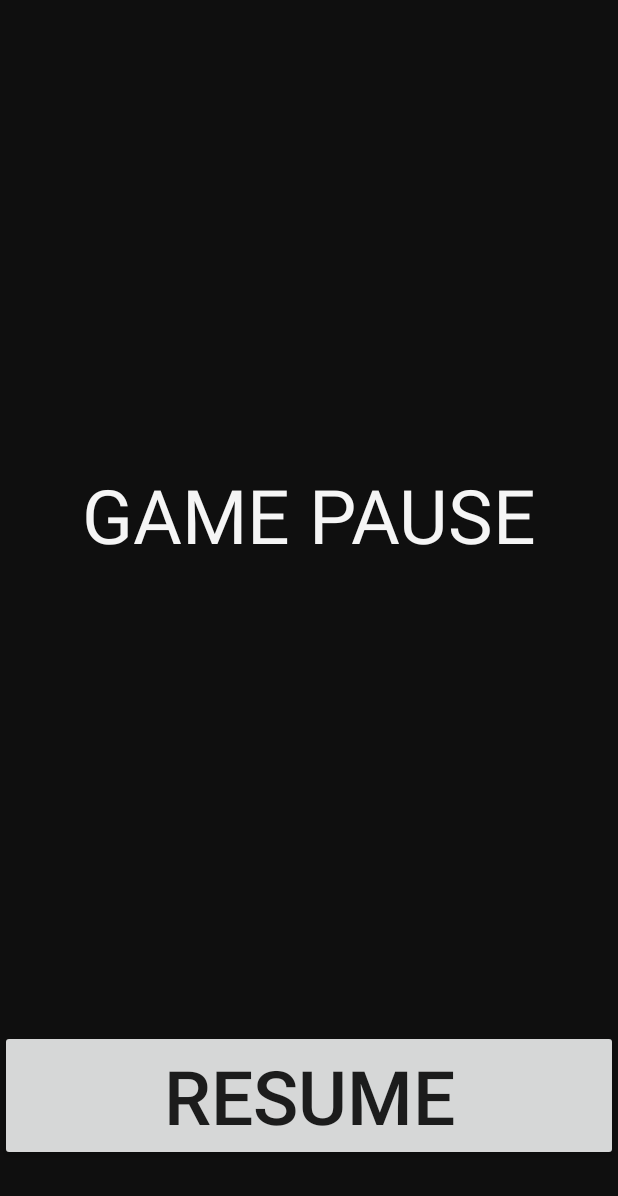
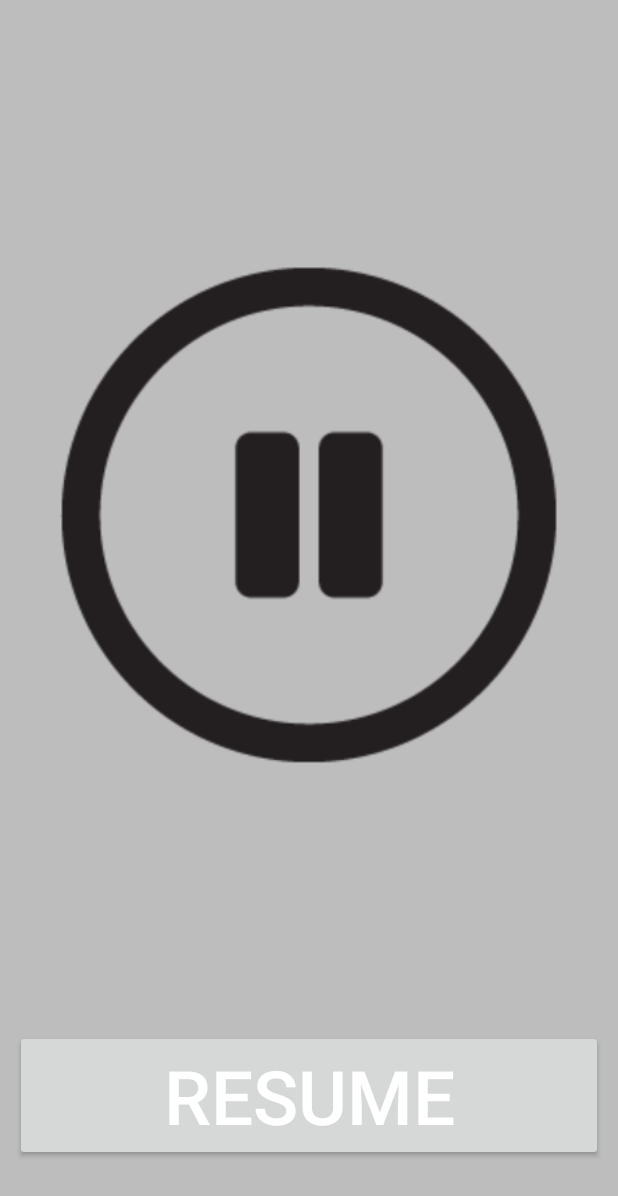
Before and after one commit to lightblue502/PartLinkClient, an Android app: the fragment PauseFragment shown on its own in the app's theme, on a phone screen of 412 x 824 dp. Shown: the top 1196 px of the screen. Run offline under Robolectric (Android 15) with nearby library versions, the phone set to English and light mode, and no system bars; plain views replace FButton.

Commit message:
[UPDATE] UI Pause ,result score and end game

```diff
--- a/app/src/main/res/layout/activity_qa.xml
+++ b/app/src/main/res/layout/activity_qa.xml
@@ -1,11 +1,10 @@
 <?xml version="1.0" encoding="utf-8"?>
-<LinearLayout xmlns:android="http://schemas.android.com/apk/res/android"
+<RelativeLayout xmlns:android="http://schemas.android.com/apk/res/android"
     xmlns:fbutton="http://schemas.android.com/apk/res-auto"
     xmlns:tools="http://schemas.android.com/tools"
     android:layout_width="match_parent"
     android:layout_height="match_parent"
     android:orientation="vertical"
-
     android:weightSum="3"
     android:id="@+id/pause_container"
     tools:context="cnr.partlinkclient.QAActivity">
@@ -16,4 +15,4 @@
         android:layout_height="match_parent" />
 
 
-</LinearLayout>
+</RelativeLayout>
--- a/app/src/main/res/layout/fragment_pause.xml
+++ b/app/src/main/res/layout/fragment_pause.xml
@@ -5,28 +5,36 @@
     xmlns:tools="http://schemas.android.com/tools"
     android:layout_width="match_parent"
     android:layout_height="match_parent"
-    android:background="#f0000000"
+    android:background="#7f7f7f7f"
     android:orientation="vertical"
     android:weightSum="6"
     tools:context="cnr.partlinkclient.PauseFragment">
 
 
 
-    <RelativeLayout
+    <LinearLayout
         android:layout_width="match_parent"
         android:layout_height="match_parent"
+        android:gravity="center"
+
         android:layout_weight="1">
 
-        <TextView
-            android:text="GAME PAUSE"
-            android:textColor="@color/primary_material_light"
-            android:gravity="center"
-            android:textSize="50dp"
+        <!--<TextView-->
+            <!--android:text="GAME PAUSE"-->
+            <!--android:textColor="@color/primary_material_light"-->
+            <!--android:gravity="center"-->
+            <!--android:textSize="50dp"-->
+            <!--android:layout_width="match_parent"-->
+            <!--android:layout_height="match_parent" />-->
+        <ImageView
             android:layout_width="match_parent"
-            android:layout_height="match_parent" />
+            android:layout_height="match_parent"
+            android:src="@drawable/pause"
+            android:padding="40dp"
+            android:layout_above="@+id/linearLayout3" />
 
 
-    </RelativeLayout>
+    </LinearLayout>
     <RelativeLayout
         android:layout_width="match_parent"
         android:layout_height="match_parent"
@@ -36,14 +44,18 @@
             android:text="RESUME"
             android:id="@+id/resumeBtn"
             android:onClick="resumeToGame"
+            android:textColor="@color/primary_text_default_material_dark"
             android:layout_width="match_parent"
             android:layout_height="wrap_content"
             android:layout_weight="1"
-            fbutton:buttonColor="@color/fbutton_color_peter_river"
-            fbutton:shadowColor="@color/fbutton_color_belize_hole"
-            fbutton:cornerRadius="10dp"
+            android:layout_marginLeft="10dp"
+            android:layout_marginRight="10dp"
+            android:layout_marginBottom="10dp"
+            fbutton:buttonColor="#000"
+            fbutton:shadowColor="#888"
+            fbutton:cornerRadius="15dp"
             fbutton:shadowEnabled="true"
-            fbutton:shadowHeight="20dp"
+            fbutton:shadowHeight="10dp"
             android:textSize="50dp"
             />
     </RelativeLayout>
--- a/app/src/main/res/layout/standby.xml
+++ b/app/src/main/res/layout/standby.xml
@@ -1,5 +1,5 @@
 <?xml version="1.0" encoding="utf-8"?>
-<LinearLayout xmlns:android="http://schemas.android.com/apk/res/android"
+<RelativeLayout xmlns:android="http://schemas.android.com/apk/res/android"
     android:orientation="vertical" android:layout_width="match_parent"
     android:layout_height="match_parent">
 
@@ -11,4 +11,4 @@
         android:gravity="center"
         android:textSize="60dp"
         android:id="@+id/textView2" />
-</LinearLayout>
+</RelativeLayout>
--- a/app/src/main/res/values/colors.xml
+++ b/app/src/main/res/values/colors.xml
@@ -30,5 +30,5 @@
     <color name="fbutton_color_darkyellow">#FFC400</color>
     <color name="fbutton_color_lightpink">#F48FB1</color>
     <color name="fbutton_color_darkpink">#C2185B</color>
-
+    <color name="black">#000</color>
 </resources>
```
Also changed, not shown: app/src/main/res/layout/activity_end.xml (+55 -9 lines), app/src/main/res/layout/activity_numeric.xml (+10 -5 lines), app/src/main/res/layout/activity_result.xml (+53 -9 lines), app/src/main/res/layout/activity_shake.xml (+5 -4 lines), app/src/main/res/layout/answer.xml (+16 -10 lines), app/src/main/res/layout/asker.xml (+4 -3 lines), app/src/main/res/drawable/blue_bg.png (added), app/src/main/res/drawable/pause.png (added), app/src/main/res/drawable/red_bg.png (added).
